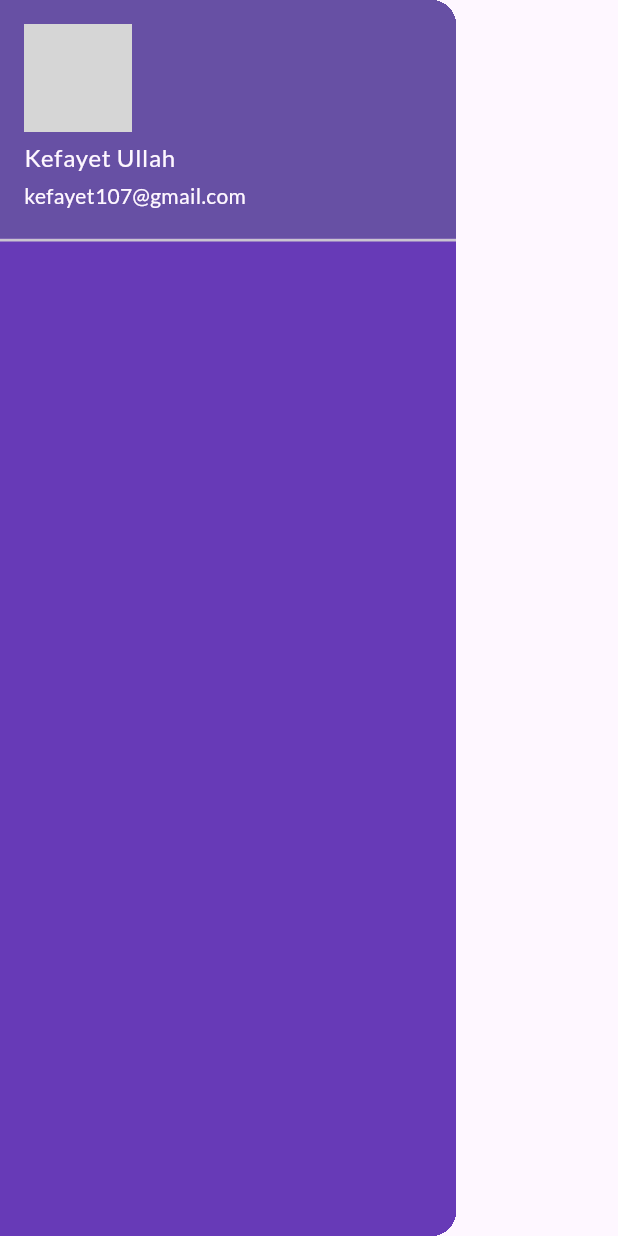
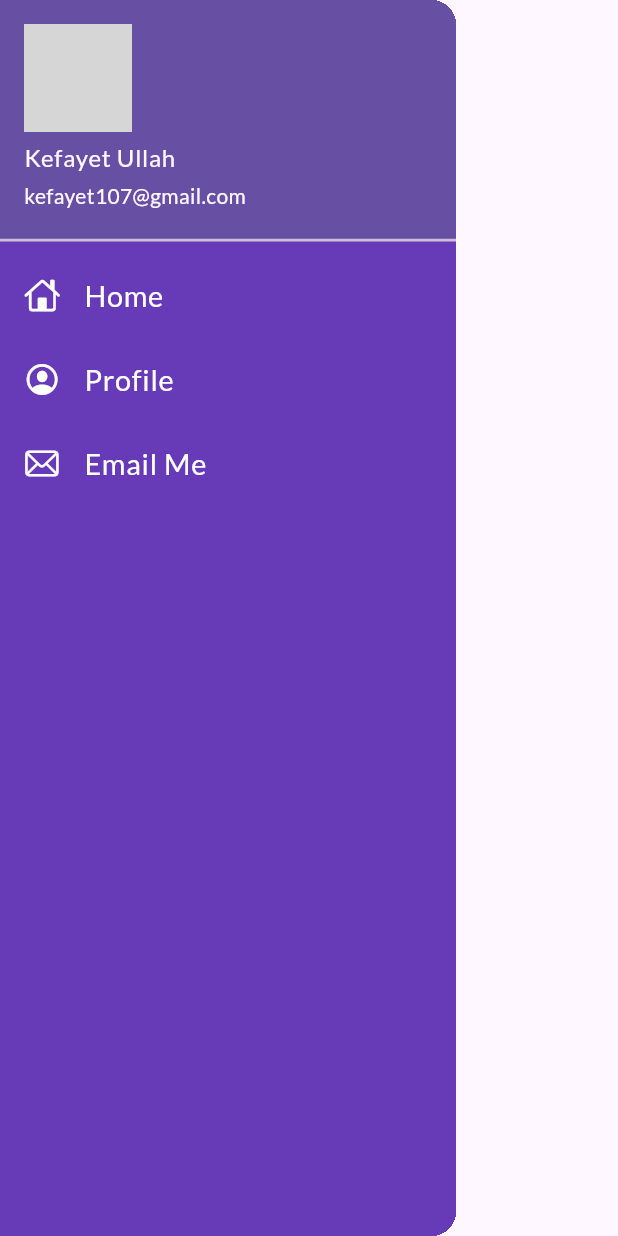
Before and after one commit to KefayetUllah/30DaysOfFlutter, a Flutter app: the MyDrawer widget shown alone on an empty page, opened directly, on a phone screen of 412 x 824 dp. Run offline on Flutter 3.47's test engine with Material 3 defaults, Android fonts, the phone set to English and light mode, and no system bars; our stand-ins replace google_fonts; network calls fail; grey boxes are pictures that could not be loaded.

Commit message:
Initial Commit

```diff
--- a/lib/widgets/drawer.dart
+++ b/lib/widgets/drawer.dart
@@ -1,3 +1,4 @@
+import 'package:flutter/cupertino.dart';
 import 'package:flutter/material.dart';
 
 class MyDrawer extends StatelessWidget {
@@ -24,6 +25,33 @@ class MyDrawer extends StatelessWidget {
                 ),
               ),
             ),
+            ListTile(
+              leading: Icon(CupertinoIcons.home, color: Colors.white),
+              title: Text(
+                "Home",
+                textScaleFactor: 1.2,
+                style: TextStyle(color: Colors.white),
+              ),
+            ),
+            ListTile(
+              leading: Icon(
+                CupertinoIcons.profile_circled,
+                color: Colors.white,
+              ),
+              title: Text(
+                "Profile",
+                textScaleFactor: 1.2,
+                style: TextStyle(color: Colors.white),
+              ),
+            ),
+            ListTile(
+              leading: Icon(CupertinoIcons.mail, color: Colors.white),
+              title: Text(
+                "Email Me",
+                textScaleFactor: 1.2,
+                style: TextStyle(color: Colors.white),
+              ),
+            ),
           ],
         ),
       ),
```
